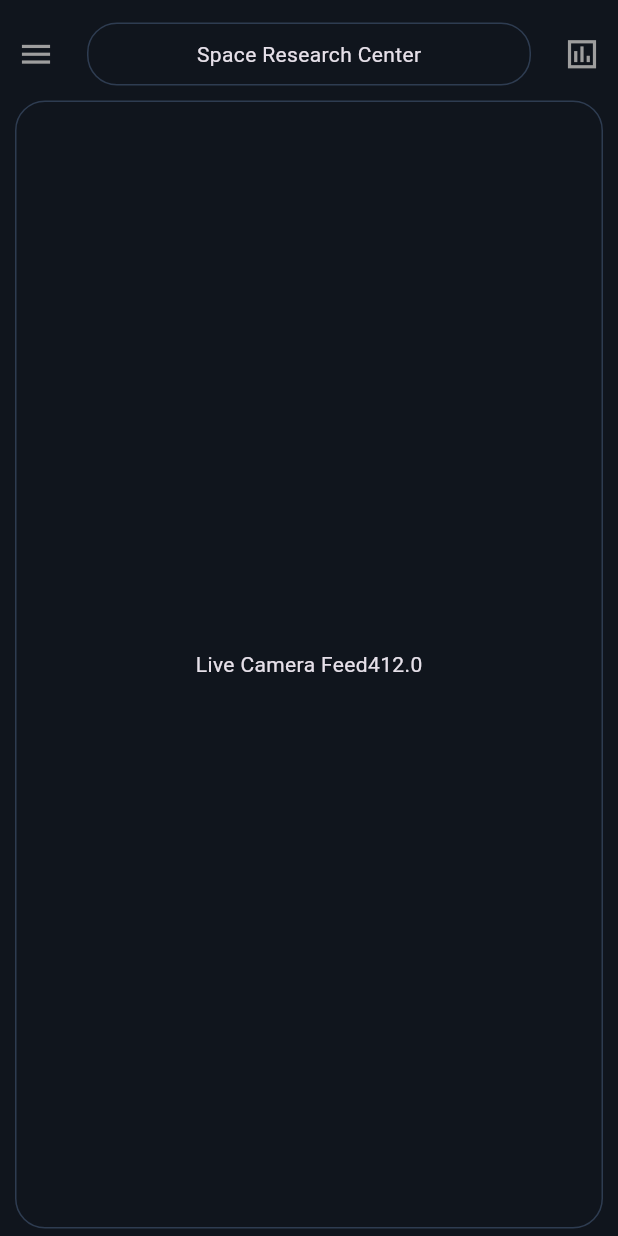
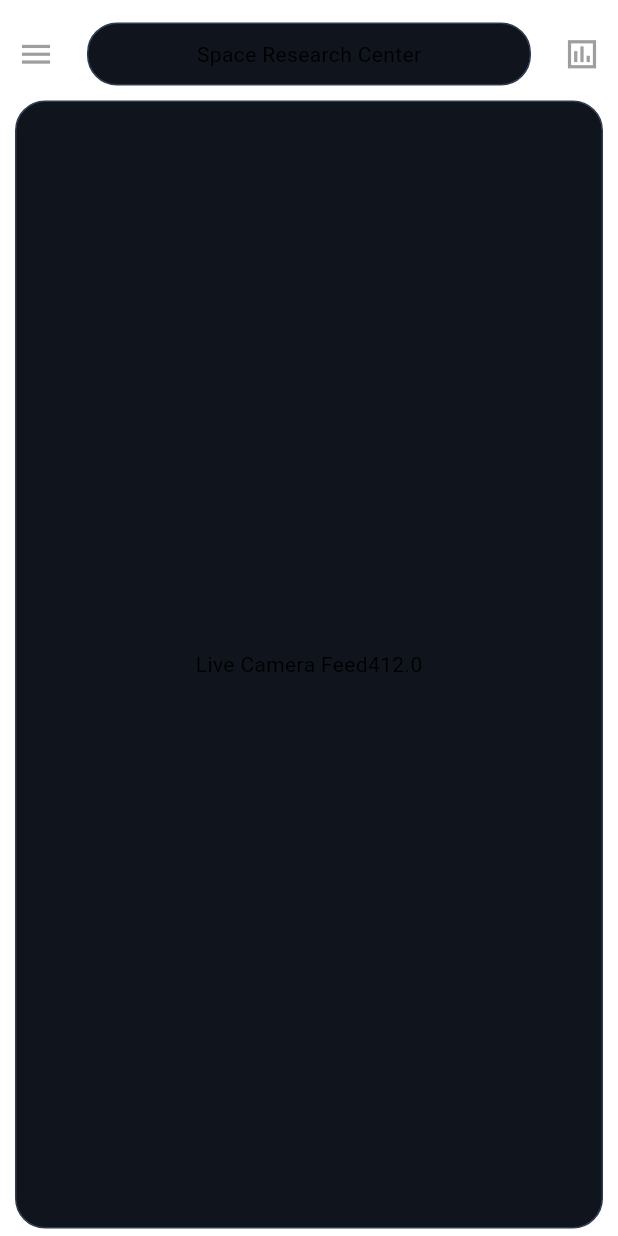
Before and after one commit to MuhammadJunaidQamar/src-app, a Flutter app: the screen it shows after launch, after a tap on the "menu" icon, after a tap on the "insert chart outlined" icon, on a phone screen of 412 x 824 dp. Run offline on Flutter 3.47's test engine with Material 3 defaults, Android fonts, the phone set to English and light mode, and no system bars; our stand-ins replace awesome_snackbar_content, fl_chart; missing offline and left inert: bitsdojo_window, mapbox_maps_flutter; network calls fail.

Commit message:
changes Switch to SwitchListTile, added additional widget for desktop maps and working on theme

```diff
--- a/src frontend/src/lib/main.dart
+++ b/src frontend/src/lib/main.dart
@@ -2,6 +2,8 @@ import 'package:bitsdojo_window/bitsdojo_window.dart';
 import 'package:flutter/foundation.dart';
 import 'package:flutter/material.dart';
 import 'package:mapbox_maps_flutter/mapbox_maps_flutter.dart' as mb;
+import 'package:src/theme/dark_theme.dart';
+import 'package:src/theme/light_theme.dart';
 import 'package:src/theme/theme_manager.dart';
 import 'package:src/utils/constants/constants.dart';
 import 'package:src/utils/routing/routes.dart';
@@ -9,8 +11,10 @@ import 'package:src/utils/routing/routes_name.dart';
 
 void main() async {
   WidgetsFlutterBinding.ensureInitialized();
-  String ACCESS_TOKEN = const String.fromEnvironment("ACCESS_TOKEN");
-  mb.MapboxOptions.setAccessToken(ACCESS_TOKEN);
+  if (!isDesktop) {
+    String ACCESS_TOKEN = const String.fromEnvironment("ACCESS_TOKEN");
+    mb.MapboxOptions.setAccessToken(ACCESS_TOKEN);
+  }
   runApp(const MyApp());
   if (isDesktop) {
     doWhenWindowReady(() {
@@ -62,11 +66,9 @@ class _MyAppState extends State<MyApp> {
   Widget build(BuildContext context) {
     return MaterialApp(
       title: AppText.appName,
-      theme: ThemeData(
-        scaffoldBackgroundColor: AppColors.themeColor,
-        brightness: Brightness.dark,
-        useMaterial3: true,
-      ),
+      theme: lightTheme(context),
+      darkTheme: darkTheme(context),
+      themeMode: ThemeMode.system,
       initialRoute: isDesktop ? RouteName.titleBar : RouteName.homeScreen,
       onGenerateRoute: Routes.generateRoute,
     );
--- a/src frontend/src/lib/theme/light_theme.dart
+++ b/src frontend/src/lib/theme/light_theme.dart
@@ -1,8 +1,17 @@
 import 'package:flutter/material.dart';
 
-ThemeData lightTheme = ThemeData(
-  useMaterial3: true,
-  brightness: Brightness.light,
-  // primarySwatch: Colors.deepOrange,
-  // scaffoldBackgroundColor: const Color.fromARGB(255, 16, 21, 29),
-);
+ThemeData lightTheme(BuildContext context) {
+  return ThemeData(
+    useMaterial3: true,
+    brightness: Brightness.light,
+    appBarTheme: const AppBarTheme(
+      backgroundColor: Colors.white,
+      shadowColor: Colors.grey,
+    ),
+    colorScheme: const ColorScheme.light(
+      surface: Colors.white,
+      primary: Colors.deepOrange,
+      secondary: Colors.deepOrangeAccent,
+    ),
+  );
+}
--- a/src frontend/src/lib/theme/theme_manager.dart
+++ b/src frontend/src/lib/theme/theme_manager.dart
@@ -2,8 +2,10 @@ import 'package:flutter/material.dart';
 
 class ThemeManager with ChangeNotifier {
   ThemeMode _themeMode = ThemeMode.light;
-  get themeMode => _themeMode;
-  toggletheme(bool isDark) {
+
+  ThemeMode get themeMode => _themeMode;
+
+  void toggleTheme(bool isDark) {
     _themeMode = isDark ? ThemeMode.dark : ThemeMode.light;
     notifyListeners();
   }
--- a/src frontend/src/lib/utils/global/global.dart
+++ b/src frontend/src/lib/utils/global/global.dart
@@ -1,3 +1,5 @@
+import 'package:flutter/material.dart';
+
 class Global {
   static int pageIdx = 0;
 }
--- a/src frontend/src/lib/widgets/theme_widget.dart
+++ b/src frontend/src/lib/widgets/theme_widget.dart
@@ -1,21 +1,9 @@
 import 'package:flutter/material.dart';
+import 'package:src/main.dart';
 import 'package:src/utils/constants/constants.dart';
 
-class ThemeWidget extends StatefulWidget {
+class ThemeWidget extends StatelessWidget {
   const ThemeWidget({super.key});
-
-  @override
-  State<ThemeWidget> createState() => _ThemeWidgetState();
-}
-
-class _ThemeWidgetState extends State<ThemeWidget> {
-  bool isDarkTheme = true;
-
-  void _toggleTheme(bool value) {
-    setState(() {
-      isDarkTheme = value;
-    });
-  }
 
   @override
   Widget build(BuildContext context) {
@@ -23,12 +11,26 @@ class _ThemeWidgetState extends State<ThemeWidget> {
       fontSize: 16,
       color: AppColors.textColor,
       fontWeight: FontWeight.normal,
+      letterSpacing: 0.01,
     );
+
     return Padding(
       padding: const EdgeInsets.only(top: 13, bottom: 13, left: 12),
-      child: Row(
-        children: [
-          isDarkTheme
+      child: SwitchListTile.adaptive(
+        value: themeManager.themeMode == ThemeMode.dark,
+        onChanged: (value) {
+          themeManager.toggleTheme(value);
+        },
+        title: Text(
+          themeManager.themeMode == ThemeMode.dark
+              ? 'Dark Theme'
+              : 'Light Theme',
+          style: textStyle,
+          maxLines: 2,
+          softWrap: true,
+          overflow: TextOverflow.visible,
+        ),
+        secondary: themeManager.themeMode == ThemeMode.dark
             ? Icon(
                 Icons.nightlight_round_sharp,
                 color: AppColors.squidInkColor,
@@ -37,22 +39,7 @@ class _ThemeWidgetState extends State<ThemeWidget> {
                 Icons.wb_sunny_rounded,
                 color: AppColors.deepSaffronColor,
               ),
-          SizedBox(
-            width: 10,
-          ),
-          Expanded(
-            child: Text(
-              isDarkTheme ? 'Dark Theme' : 'Light Theme',
-              style: textStyle,
-              overflow: TextOverflow.visible,
-              softWrap: true,
-            ),
-          ),
-          Switch.adaptive(
-            value: isDarkTheme,
-            onChanged: _toggleTheme,
-          ),
-        ],
+        contentPadding: EdgeInsets.zero,
       ),
     );
   }
```
Also changed, not shown: src frontend/src/lib/theme/dark_theme.dart (+0 -104 lines), src frontend/src/lib/views/screens/geo_location_screen.dart (+7 -2 lines), src frontend/src/lib/widgets/live_geo_location_on_desktop_widget.dart (added, +10 -0 lines), src frontend/src/lib/widgets/live_geo_location_on_mobile_widget.dart (renamed from src frontend/src/lib/widgets/live_geo_location_widget.dart), 1 other file. Lines whose indentation alone changed are shown as unchanged.
